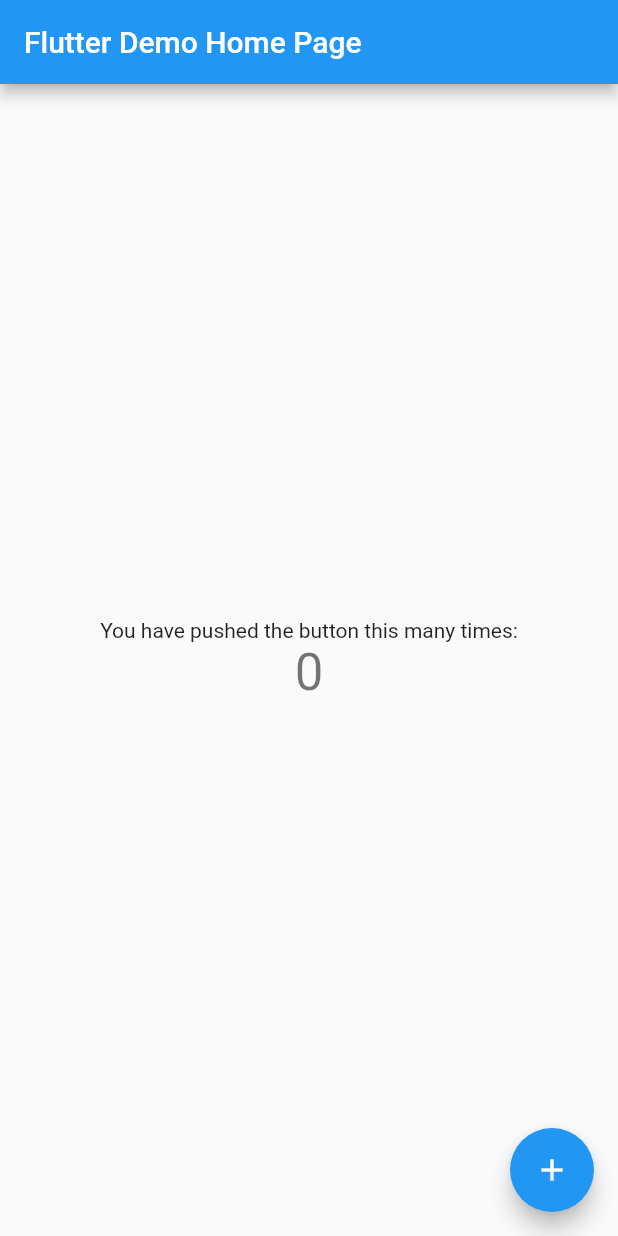
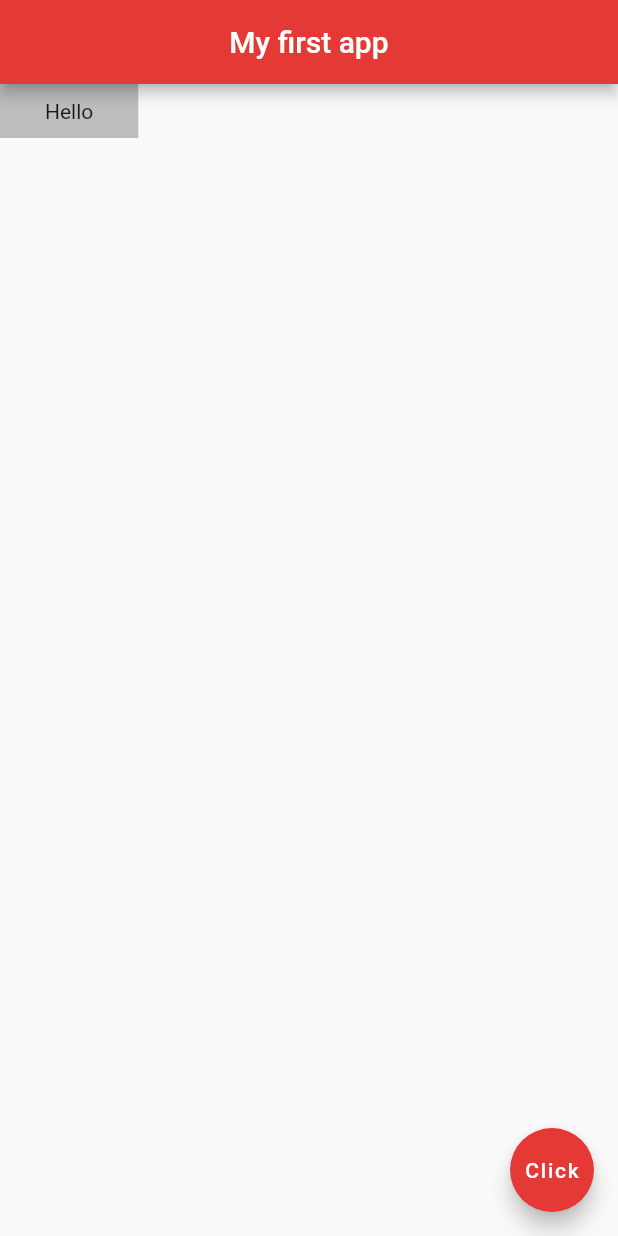
Before and after one commit to EbhomenyeEmmanuel/world_time_app, a Flutter app: the screen it shows after launch, on a phone screen of 412 x 824 dp. Run offline on Flutter 3.47's test engine with Material 2 defaults, Android fonts, the phone set to English and light mode, and no system bars.

Commit message:
Initial Commit

```diff
--- a/lib/main.dart
+++ b/lib/main.dart
@@ -1,111 +1,28 @@
 import 'package:flutter/material.dart';
 
-void main() => runApp(MyApp());
+void main() => runApp(MaterialApp(home: Home()));
 
-class MyApp extends StatelessWidget {
-  // This widget is the root of your application.
+class Home extends StatelessWidget {
+  const Home({Key? key}) : super(key: key);
+
   @override
   Widget build(BuildContext context) {
-    return MaterialApp(
-      title: 'Flutter Demo',
-      theme: ThemeData(
-        // This is the theme of your application.
-        //
-        // Try running your application with "flutter run". You'll see the
-        // application has a blue toolbar. Then, without quitting the app, try
-        // changing the primarySwatch below to Colors.green and then invoke
-        // "hot reload" (press "r" in the console where you ran "flutter run",
-        // or simply save your changes to "hot reload" in a Flutter IDE).
-        // Notice that the counter didn't reset back to zero; the application
-        // is not restarted.
-        primarySwatch: Colors.blue,
+    return Scaffold(
+      appBar: AppBar(
+        title: Text("My first app"),
+        centerTitle: true,
+        backgroundColor: Colors.red[600],
       ),
-      home: MyHomePage(title: 'Flutter Demo Home Page'),
+      body: Container(
+        padding: EdgeInsets.symmetric(horizontal: 30.0, vertical: 10  ),
+        color: Colors.grey[400],
+        child: Text("Hello"),
+      ),
+      floatingActionButton: FloatingActionButton(
+        onPressed: () {},
+        child: Text("Click"),
+        backgroundColor: Colors.red[600],
+      ),
     );
   }
 }
-
-class MyHomePage extends StatefulWidget {
-  MyHomePage({Key? key, required this.title}) : super(key: key);
-
-  // This widget is the home page of your application. It is stateful, meaning
-  // that it has a State object (defined below) that contains fields that affect
-  // how it looks.
-
-  // This class is the configuration for the state. It holds the values (in this
-  // case the title) provided by the parent (in this case the App widget) and
-  // used by the build method of the State. Fields in a Widget subclass are
-  // always marked "final".
-
-  final String title;
-
-  @override
-  _MyHomePageState createState() => _MyHomePageState();
-}
-
-class _MyHomePageState extends State<MyHomePage> {
-  int _counter = 0;
-
-  void _incrementCounter() {
-    setState(() {
-      // This call to setState tells the Flutter framework that something has
-      // changed in this State, which causes it to rerun the build method below
-      // so that the display can reflect the updated values. If we changed
-      // _counter without calling setState(), then the build method would not be
-      // called again, and so nothing would appear to happen.
-      _counter++;
-    });
-  }
-
-  @override
-  Widget build(BuildContext context) {
-    // This method is rerun every time setState is called, for instance as done
-    // by the _incrementCounter method above.
-    //
-    // The Flutter framework has been optimized to make rerunning build methods
-    // fast, so that you can just rebuild anything that needs updating rather
-    // than having to individually change instances of widgets.
-    return Scaffold(
-      appBar: AppBar(
-        // Here we take the value from the MyHomePage object that was created by
-        // the App.build method, and use it to set our appbar title.
-        title: Text(widget.title),
-      ),
-      body: Center(
-        // Center is a layout widget. It takes a single child and positions it
-        // in the middle of the parent.
-        child: Column(
-          // Column is also a layout widget. It takes a list of children and
-          // arranges them vertically. By default, it sizes itself to fit its
-          // children horizontally, and tries to be as tall as its parent.
-          //
-          // Invoke "debug painting" (press "p" in the console, choose the
-          // "Toggle Debug Paint" action from the Flutter Inspector in Android
-          // Studio, or the "Toggle Debug Paint" command in Visual Studio Code)
-          // to see the wireframe for each widget.
-          //
-          // Column has various properties to control how it sizes itself and
-          // how it positions its children. Here we use mainAxisAlignment to
-          // center the children vertically; the main axis here is the vertical
-          // axis because Columns are vertical (the cross axis would be
-          // horizontal).
-          mainAxisAlignment: MainAxisAlignment.center,
-          children: <Widget>[
-            Text(
-              'You have pushed the button this many times:',
-            ),
-            Text(
-              '$_counter',
-              style: Theme.of(context).textTheme.headline4,
-            ),
-          ],
-        ),
-      ),
-      floatingActionButton: FloatingActionButton(
-        onPressed: _incrementCounter,
-        tooltip: 'Increment',
-        child: Icon(Icons.add),
-      ), // This trailing comma makes auto-formatting nicer for build methods.
-    );
-  }
-}
```
Also changed, not shown: pubspec.yaml (+14 -15 lines), assets/happy_meal_small.png (added), 1 other file.
